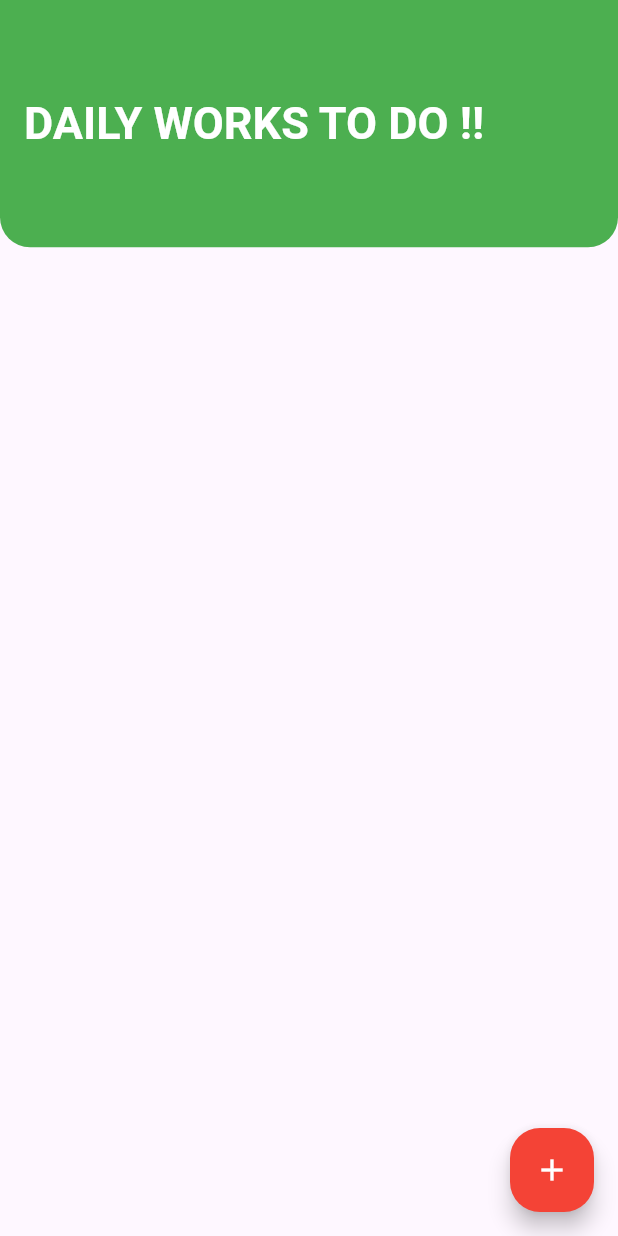
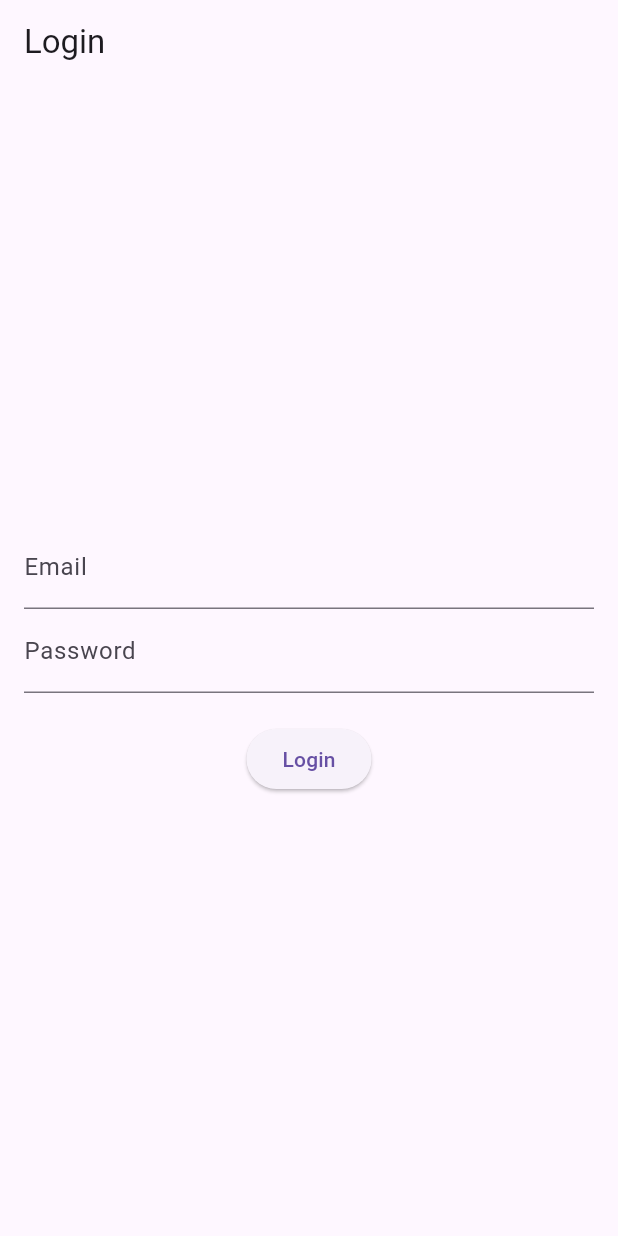
Before and after one commit to urwahsiddiqui-148/Simple_Flutter_WorkelyApp, a Flutter app: the screen it shows after launch, on a phone screen of 412 x 824 dp. Run offline on Flutter 3.47's test engine with Material 3 defaults, Android fonts, the phone set to English and light mode, and no system bars; our stand-ins replace hive_flutter, shared_preferences; accounts and stored records are empty.

Commit message:
This is simple to_do_list App (project)

```diff
--- a/lib/main.dart
+++ b/lib/main.dart
@@ -1,8 +1,10 @@
 import 'package:flutter/material.dart';
 import 'package:workely_app/my%20home%20pages/homepages.dart';
 import 'package:hive_flutter/hive_flutter.dart';
+import 'package:shared_preferences/shared_preferences.dart';
 
 void main() async {
+  WidgetsFlutterBinding.ensureInitialized();
   await Hive.initFlutter('hive_boxes');
   runApp(const MyApp());
 }
@@ -10,7 +12,6 @@ void main() async {
 class MyApp extends StatelessWidget {
   const MyApp({super.key});
 
-  // This widget is the root of your application.
   @override
   Widget build(BuildContext context) {
     return MaterialApp(
@@ -18,7 +19,106 @@ class MyApp extends StatelessWidget {
       theme: ThemeData(
         primarySwatch: Colors.red,
       ),
-      home: const Homepages(),
+      home: const AuthCheck(),
     );
   }
 }
+
+class AuthCheck extends StatefulWidget {
+  const AuthCheck({super.key});
+
+  @override
+  State<AuthCheck> createState() => _AuthCheckState();
+}
+
+class _AuthCheckState extends State<AuthCheck> {
+  Future<bool> _checkLoginStatus() async {
+    SharedPreferences prefs = await SharedPreferences.getInstance();
+    return prefs.getBool('isLoggedIn') ?? false;
+  }
+
+  @override
+  Widget build(BuildContext context) {
+    return FutureBuilder<bool>(
+      future: _checkLoginStatus(),
+      builder: (context, snapshot) {
+        if (snapshot.connectionState == ConnectionState.waiting) {
+          return const Center(child: CircularProgressIndicator());
+        } else if (snapshot.hasData && snapshot.data == true) {
+          return const Homepages();
+        } else {
+          return const LoginScreen();
+        }
+      },
+    );
+  }
+}
+
+class LoginScreen extends StatefulWidget {
+  const LoginScreen({super.key});
+
+  @override
+  State<LoginScreen> createState() => _LoginScreenState();
+}
+
+class _LoginScreenState extends State<LoginScreen> {
+  final TextEditingController _emailController = TextEditingController();
+  final TextEditingController _passwordController = TextEditingController();
+
+  final String _validEmail = 'user@example.com';
+  final String _validPassword = 'password123';
+
+  void _login() async {
+    String email = _emailController.text;
+    String password = _passwordController.text;
+
+    if (email.isEmpty || password.isEmpty) {
+      ScaffoldMessenger.of(context).showSnackBar(
+        const SnackBar(content: Text('Please fill in all fields')),
+      );
+    } else if (email == _validEmail && password == _validPassword) {
+      SharedPreferences prefs = await SharedPreferences.getInstance();
+      await prefs.setBool('isLoggedIn', true);
+      if (!mounted) return; // Ensure the widget is still mounted
+      Navigator.pushReplacement(
+        context,
+        MaterialPageRoute(builder: (context) => const Homepages()),
+      );
+    } else {
+      ScaffoldMessenger.of(context).showSnackBar(
+        const SnackBar(content: Text('Invalid email or password')),
+      );
+    }
+  }
+
+  @override
+  Widget build(BuildContext context) {
+    return Scaffold(
+      appBar: AppBar(
+        title: const Text('Login'),
+      ),
+      body: Padding(
+        padding: const EdgeInsets.all(16.0),
+        child: Column(
+          mainAxisAlignment: MainAxisAlignment.center,
+          children: [
+            TextField(
+              controller: _emailController,
+              decoration: const InputDecoration(labelText: 'Email'),
+            ),
+            TextField(
+              controller: _passwordController,
+              decoration: const InputDecoration(labelText: 'Password'),
+              obscureText: true,
+            ),
+            const SizedBox(height: 20),
+            ElevatedButton(
+              onPressed: _login,
+              child: const Text('Login'),
+            ),
+          ],
+        ),
+      ),
+    );
+  }
+}
--- a/pubspec.yaml
+++ b/pubspec.yaml
@@ -36,6 +36,7 @@ dependencies:
   # The following adds the Cupertino Icons font to your application.
   # Use with the CupertinoIcons class for iOS style icons.
   cupertino_icons: ^1.0.2
+  shared_preferences: ^2.2.3
 
 dev_dependencies:
   flutter_test:
```
Also changed, not shown: lib/my home pages/homepages.dart (+13 -11 lines), pubspec.lock, 1 other file.
